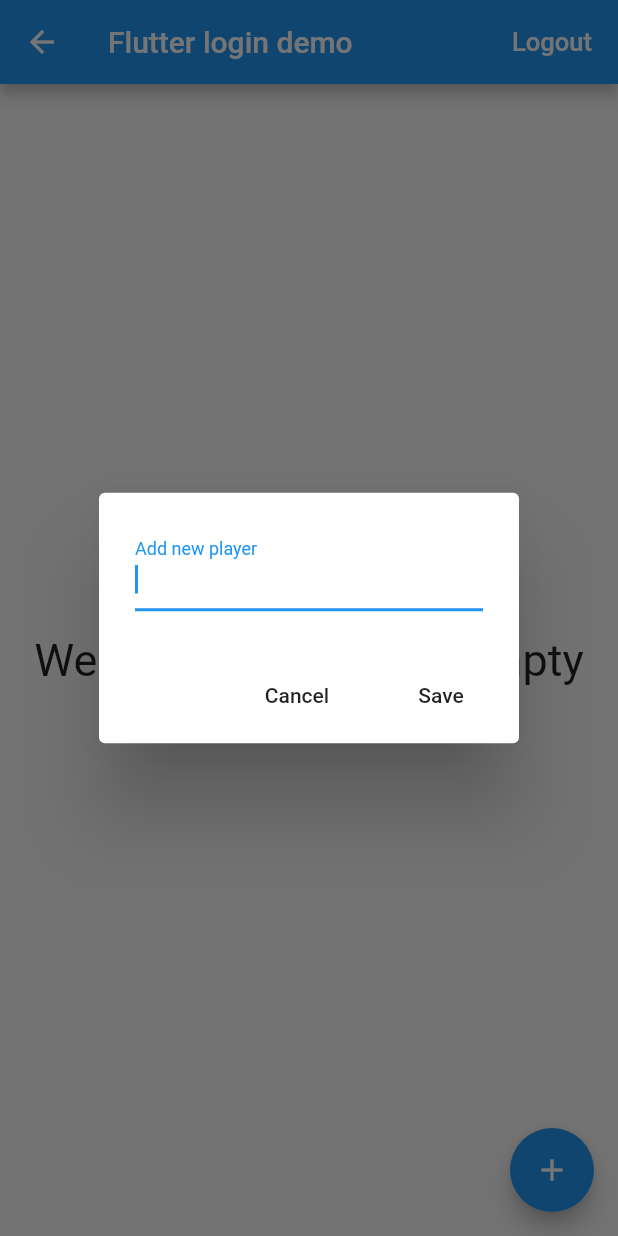
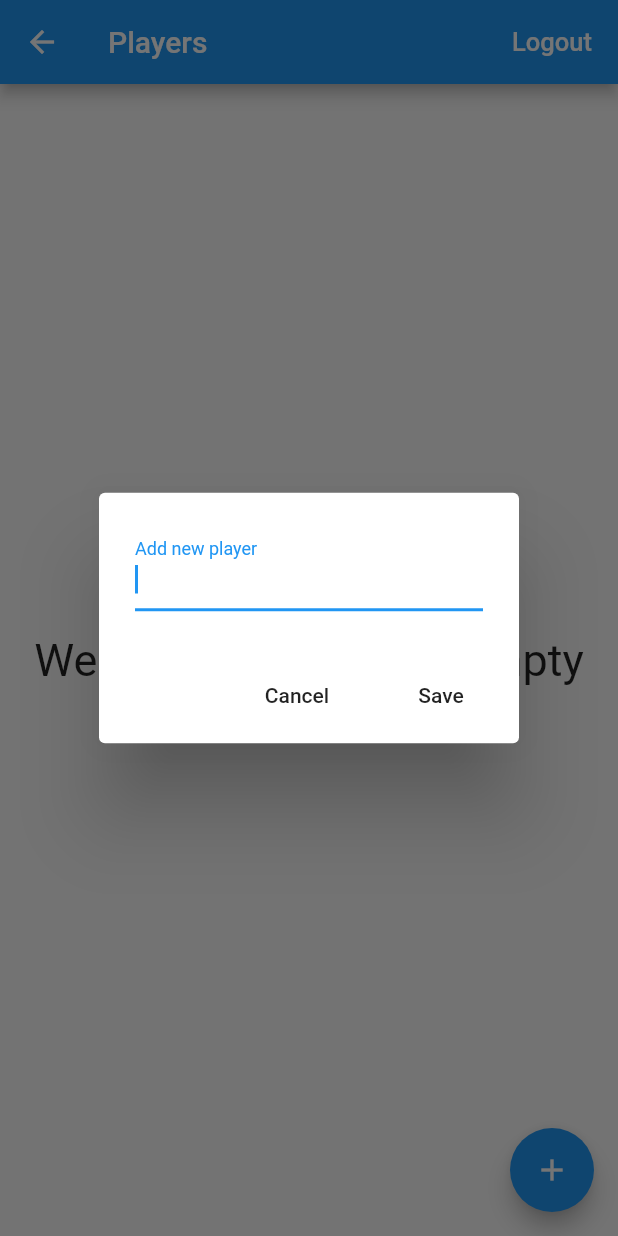
Before and after one commit to leonardlib/flutter_app, a Flutter app: the Home screen opened directly, after a tap on the "add" icon, on a phone screen of 412 x 824 dp. Run offline on Flutter 3.47's test engine with Material 2 defaults, Android fonts, the phone set to English and light mode, and no system bars; our stand-ins replace firebase_auth, firebase_database; accounts and stored records are empty.

Commit message:
[update] add player

```diff
--- a/lib/main.dart
+++ b/lib/main.dart
@@ -13,7 +13,7 @@ class MyApp extends StatelessWidget {
             theme: new ThemeData(
                 primarySwatch: Colors.blue
             ),
-            home: new Root(auth_service: new Auth()),
+            home: new Root(auth_service: new Auth())
         );
     }
 }
--- a/lib/models/player.dart
+++ b/lib/models/player.dart
@@ -7,7 +7,7 @@ class Player {
     String user_id;
     int level;
 
-    Player(this.name);
+    Player(this.name, this.user_id);
 
     Player.fromSnapshot(DataSnapshot snapshot) :
         key = snapshot.key,
--- a/lib/views/home.dart
+++ b/lib/views/home.dart
@@ -42,8 +42,15 @@ class HomeState extends State<Home> {
             .orderByChild('user_id')
             .equalTo(widget.user_id);
 
+        getAllPlayers();
         on_player_added_subscription = player_query.onChildAdded.listen(onPlayerAdded);
         on_player_changed_subscription = player_query.onChildChanged.listen(onPlayerChanged);
+    }
+
+    void getAllPlayers() {
+        player_query.once().then((DataSnapshot snapshot) {
+            print('Data: ${snapshot.value}');
+        });
     }
 
     void checkEmailVerification() async {
@@ -139,7 +146,7 @@ class HomeState extends State<Home> {
     }
 
     addNewPlayer(String subject) {
-        Player player = new Player(subject);
+        Player player = new Player(subject, widget.user_id);
         database.reference().child('player').push().set(player.toJson());
     }
 
@@ -234,7 +241,7 @@ class HomeState extends State<Home> {
     Widget build(BuildContext context) {
         return new Scaffold(
             appBar: new AppBar(
-                title: new Text('Flutter login demo'),
+                title: new Text('Players'),
                 actions: <Widget>[
                     new FlatButton(
                         child: new Text(
```
